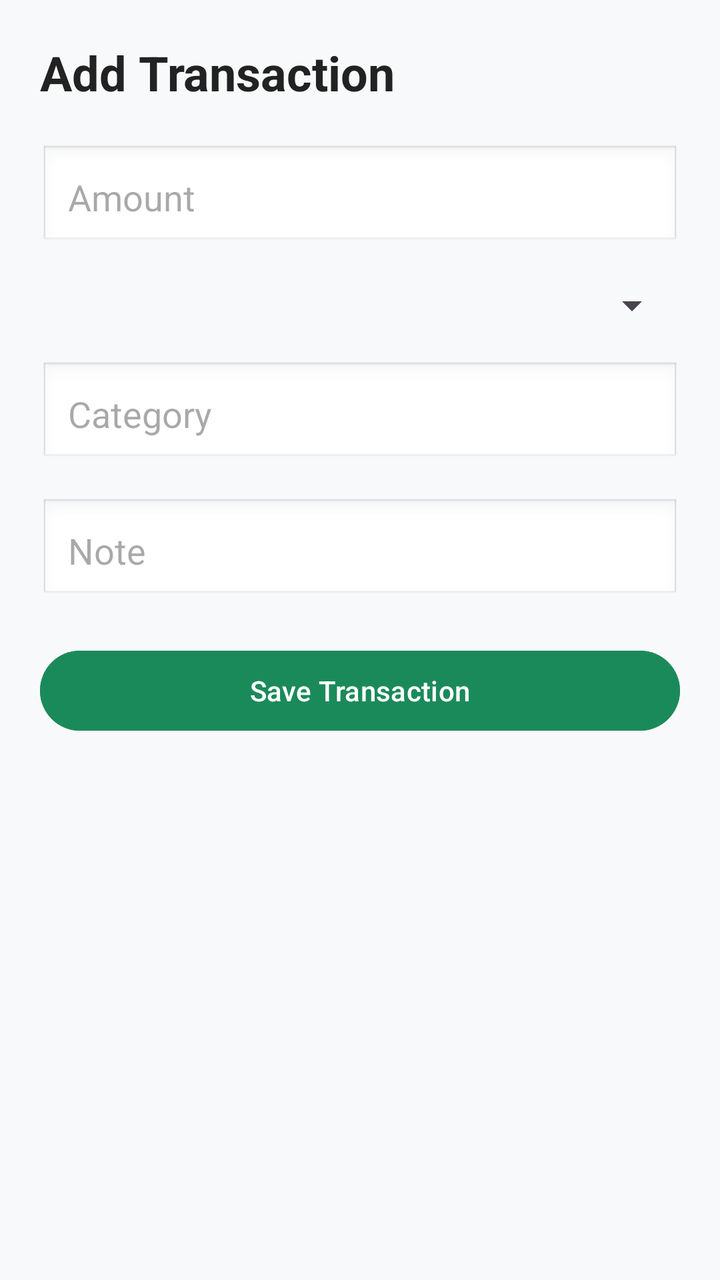
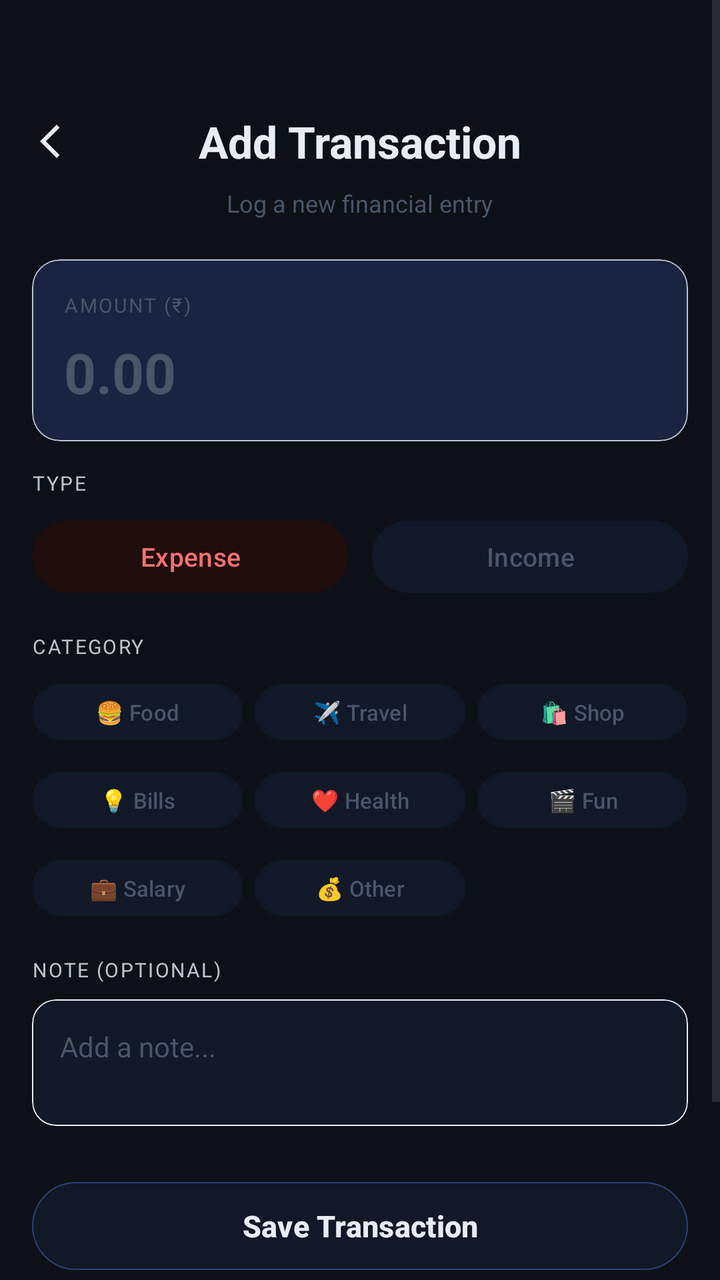

An Android layout rendered at two revisions. The XML below is the earlier revision; the diff shows what the commit changed to produce the second picture.
<!-- AndroidManifest.xml: application theme Theme.PocketPilot -->
<!-- res/layout/fragment_add_edit_transaction.xml -->
<?xml version="1.0" encoding="utf-8"?>
<ScrollView xmlns:android="http://schemas.android.com/apk/res/android"
    android:layout_width="match_parent"
    android:layout_height="match_parent"
    android:background="@color/screen_bg">

    <LinearLayout
        android:layout_width="match_parent"
        android:layout_height="wrap_content"
        android:orientation="vertical"
        android:padding="20dp">

        <TextView
            android:layout_width="wrap_content"
            android:layout_height="wrap_content"
            android:text="Add Transaction"
            android:textSize="24sp"
            android:textStyle="bold"
            android:textColor="@color/text_primary"
            android:layout_marginBottom="20dp" />

        <EditText
            android:id="@+id/etAmount"
            android:layout_width="match_parent"
            android:layout_height="wrap_content"
            android:hint="Amount"
            android:inputType="numberDecimal"
            android:padding="14dp"
            android:background="@android:drawable/edit_text"
            android:layout_marginBottom="16dp" />

        <Spinner
            android:id="@+id/spinnerType"
            android:layout_width="match_parent"
            android:layout_height="wrap_content"
            android:layout_marginBottom="16dp" />

        <EditText
            android:id="@+id/etCategory"
            android:layout_width="match_parent"
            android:layout_height="wrap_content"
            android:hint="Category"
            android:padding="14dp"
            android:background="@android:drawable/edit_text"
            android:layout_marginBottom="16dp" />

        <EditText
            android:id="@+id/etNote"
            android:layout_width="match_parent"
            android:layout_height="wrap_content"
            android:hint="Note"
            android:padding="14dp"
            android:background="@android:drawable/edit_text"
            android:layout_marginBottom="20dp" />

        <Button
            android:id="@+id/btnSaveTransaction"
            android:layout_width="match_parent"
            android:layout_height="wrap_content"
            android:text="Save Transaction"
            android:backgroundTint="@color/teal_700"
            android:textColor="@android:color/white" />

    </LinearLayout>

</ScrollView>
<!-- resources referenced by this layout -->
<resources>
  <color name="screen_bg">#F8F9FB</color>
  <color name="teal_700">#1B8A5A</color>
  <color name="text_primary">#222222</color>
  <style name="Theme.PocketPilot" parent="Base.Theme.PocketPilot" />
  <style name="Base.Theme.PocketPilot" parent="Theme.Material3.DayNight.NoActionBar">
          <item name="colorPrimary">@color/teal_700</item>
          <item name="android:statusBarColor">@color/teal_700</item>
          <item name="android:navigationBarColor">@android:color/white</item> --&gt;
      </style>
</resources>

<!-- the commit's change to res/layout/fragment_add_edit_transaction.xml (unified diff, before → after) -->
@@ -1,5 +1,6 @@
 <?xml version="1.0" encoding="utf-8"?>
 <ScrollView xmlns:android="http://schemas.android.com/apk/res/android"
+    xmlns:app="http://schemas.android.com/apk/res-auto"
     android:layout_width="match_parent"
     android:layout_height="match_parent"
     android:background="@color/screen_bg">
@@ -8,59 +9,370 @@
         android:layout_width="match_parent"
         android:layout_height="wrap_content"
         android:orientation="vertical"
-        android:padding="20dp">
+        android:padding="16dp"
+        android:layout_marginTop="40dp">
+
+        <RelativeLayout
+            android:layout_width="match_parent"
+            android:layout_height="wrap_content"
+            android:layout_marginBottom="6dp">
+
+            
+            <ImageView
+                android:id="@+id/btnBack"
+                android:layout_width="28dp"
+                android:layout_height="28dp"
+                android:src="@drawable/outline_arrow_back_ios_24"
+                android:padding="4dp"
+                android:layout_alignParentStart="true"
+                android:layout_centerVertical="true"
+                app:tint="@color/text_primary" />
+
+            
+            <TextView
+                android:id="@+id/tvScreenTitle"
+                android:layout_width="wrap_content"
+                android:layout_height="wrap_content"
+                android:text="Add Transaction"
+                android:textSize="22sp"
+                android:textStyle="bold"
+                android:textColor="@color/text_primary"
+                android:layout_centerInParent="true" />
+
+        </RelativeLayout>
 
         <TextView
             android:layout_width="wrap_content"
             android:layout_height="wrap_content"
-            android:text="Add Transaction"
-            android:textSize="24sp"
+            android:text="Log a new financial entry"
+            android:textSize="12sp"
+            android:layout_gravity="center"
+            android:textColor="@color/text_muted"
+            android:layout_marginTop="2dp"
+            android:layout_marginBottom="20dp" />
+
+        
+        <com.google.android.material.card.MaterialCardView
+            android:layout_width="match_parent"
+            android:layout_height="wrap_content"
+            app:cardCornerRadius="14dp"
+            app:cardElevation="0dp"
+            app:cardBackgroundColor="@color/balance_card_bg"
+            app:strokeColor="@color/text_primary_dark"
+            app:strokeWidth="0.5dp"
+            android:layout_marginBottom="14dp">
+
+            <LinearLayout
+                android:layout_width="match_parent"
+                android:layout_height="wrap_content"
+                android:orientation="vertical"
+                android:padding="16dp">
+
+                <TextView
+                    android:layout_width="wrap_content"
+                    android:layout_height="wrap_content"
+                    android:text="AMOUNT (₹)"
+                    android:textSize="10sp"
+                    android:textColor="@color/text_muted"
+                    android:letterSpacing="0.08"
+                    android:layout_marginBottom="8dp" />
+
+                <EditText
+                    android:id="@+id/etAmount"
+                    android:layout_width="match_parent"
+                    android:layout_height="wrap_content"
+                    android:hint="0.00"
+                    android:inputType="numberDecimal"
+                    android:textSize="28sp"
+                    android:textStyle="bold"
+                    android:textColor="@color/text_primary"
+                    android:textColorHint="@color/text_muted"
+                    android:background="@null"
+                    android:padding="0dp" />
+            </LinearLayout>
+        </com.google.android.material.card.MaterialCardView>
+
+        
+        <TextView
+            android:layout_width="wrap_content"
+            android:layout_height="wrap_content"
+            android:text="TYPE"
+            android:textSize="10sp"
+            android:textColor="@color/text_primary_dark"
+            android:letterSpacing="0.08"
+            android:layout_marginBottom="8dp" />
+
+        <LinearLayout
+            android:layout_width="match_parent"
+            android:layout_height="wrap_content"
+            android:orientation="horizontal"
+            android:layout_marginBottom="16dp"
+            android:weightSum="2">
+
+            <com.google.android.material.button.MaterialButton
+                android:id="@+id/btnTypeExpense"
+                android:layout_width="0dp"
+                android:layout_height="44dp"
+                android:layout_weight="1"
+                android:layout_marginEnd="6dp"
+                android:text="Expense"
+                android:textSize="13sp"
+                android:textColor="@color/expense_red"
+                android:backgroundTint="@color/expense_bg"
+                android:strokeColor="@color/expense_red"
+                android:strokeWidth="0.5"
+                />
+
+            <com.google.android.material.button.MaterialButton
+                android:id="@+id/btnTypeIncome"
+                android:layout_width="0dp"
+                android:layout_height="44dp"
+                android:layout_weight="1"
+                android:layout_marginStart="6dp"
+                android:text="Income"
+                android:textSize="13sp"
+                android:textColor="@color/text_muted"
+                android:backgroundTint="@color/card_bg"
+                android:strokeColor="@color/text_muted"
+                android:strokeWidth="0.5"
+                />
+
+        </LinearLayout>
+
+        
+        <Spinner
+            android:id="@+id/spinnerType"
+            android:layout_width="match_parent"
+            android:layout_height="0dp"
+            android:visibility="gone" />
+
+        
+        <TextView
+            android:layout_width="wrap_content"
+            android:layout_height="wrap_content"
+            android:text="CATEGORY"
+            android:textSize="10sp"
+            android:textColor="@color/text_primary_dark"
+            android:letterSpacing="0.08"
+            android:layout_marginBottom="8dp" />
+
+        
+        <LinearLayout
+            android:layout_width="match_parent"
+            android:layout_height="wrap_content"
+            android:orientation="horizontal"
+            android:layout_marginBottom="8dp">
+
+            <Button
+                android:id="@+id/chipFood"
+                android:layout_width="0dp"
+                android:layout_height="36dp"
+                android:layout_weight="1"
+                android:layout_marginEnd="6dp"
+                android:text="🍔 Food"
+                android:textSize="11sp"
+                android:textColor="@color/text_muted"
+                android:backgroundTint="@color/card_bg" />
+
+            <Button
+                android:id="@+id/chipTravel"
+                android:layout_width="0dp"
+                android:layout_height="36dp"
+                android:layout_weight="1"
+                android:layout_marginEnd="6dp"
+                android:text="✈️ Travel"
+                android:textSize="11sp"
+                android:textColor="@color/text_muted"
+                android:backgroundTint="@color/card_bg" />
+
+            <Button
+                android:id="@+id/chipShopping"
+                android:layout_width="0dp"
+                android:layout_height="36dp"
+                android:layout_weight="1"
+                android:text="🛍️ Shop"
+                android:textSize="11sp"
+                android:textColor="@color/text_muted"
+                android:backgroundTint="@color/card_bg" />
+        </LinearLayout>
+
+        
+        <LinearLayout
+            android:layout_width="match_parent"
+            android:layout_height="wrap_content"
+            android:orientation="horizontal"
+            android:layout_marginBottom="8dp">
+
+            <Button
+                android:id="@+id/chipBills"
+                android:layout_width="0dp"
+                android:layout_height="36dp"
+                android:layout_weight="1"
+                android:layout_marginEnd="6dp"
+                android:text="💡 Bills"
+                android:textSize="11sp"
+                android:textColor="@color/text_muted"
+                android:backgroundTint="@color/card_bg" />
+
+            <Button
+                android:id="@+id/chipHealth"
+                android:layout_width="0dp"
+                android:layout_height="36dp"
+                android:layout_weight="1"
+                android:layout_marginEnd="6dp"
+                android:text="❤️ Health"
+                android:textSize="11sp"
+                android:textColor="@color/text_muted"
+                android:backgroundTint="@color/card_bg" />
+
+            <Button
+                android:id="@+id/chipEntertainment"
+                android:layout_width="0dp"
+                android:layout_height="36dp"
+                android:layout_weight="1"
+                android:text="🎬 Fun"
+                android:textSize="11sp"
+                android:textColor="@color/text_muted"
+                android:backgroundTint="@color/card_bg" />
+        </LinearLayout>
+
+        
+        <LinearLayout
+            android:layout_width="match_parent"
+            android:layout_height="wrap_content"
+            android:orientation="horizontal"
+            android:layout_marginBottom="16dp">
+
+            <Button
+                android:id="@+id/chipSalary"
+                android:layout_width="0dp"
+                android:layout_height="36dp"
+                android:layout_weight="1"
+                android:layout_marginEnd="6dp"
+                android:text="💼 Salary"
+                android:textSize="11sp"
+                android:textColor="@color/text_muted"
+                android:backgroundTint="@color/card_bg" />
+
+            <Button
+                android:id="@+id/chipOther"
+                android:layout_width="0dp"
+                android:layout_height="36dp"
+                android:layout_weight="1"
+                android:layout_marginEnd="6dp"
+                android:text="💰 Other"
+                android:textSize="11sp"
+                android:textColor="@color/text_muted"
+                android:backgroundTint="@color/card_bg" />
+
+            
+            <View
+                android:layout_width="0dp"
+                android:layout_height="36dp"
+                android:layout_weight="1" />
+        </LinearLayout>
+
+        
+        <EditText
+            android:id="@+id/etCategory"
+            android:layout_width="match_parent"
+            android:layout_height="0dp"
+            android:visibility="gone" />
+
+        
+        <TextView
+            android:layout_width="wrap_content"
+            android:layout_height="wrap_content"
+            android:text="NOTE (OPTIONAL)"
+            android:textSize="10sp"
+            android:textColor="@color/text_primary_dark"
+            android:letterSpacing="0.08"
+            android:layout_marginBottom="8dp" />
+
+        <com.google.android.material.card.MaterialCardView
+            android:layout_width="match_parent"
+            android:layout_height="wrap_content"
+            app:cardCornerRadius="12dp"
+            app:cardElevation="0dp"
+            app:cardBackgroundColor="@color/card_bg"
+            app:strokeWidth="0.5dp"
+            app:strokeColor="@color/text_primary"
+            android:layout_marginBottom="24dp">
+
+            <EditText
+                android:id="@+id/etNote"
+                android:layout_width="match_parent"
+                android:layout_height="wrap_content"
+                android:hint="Add a note..."
+                android:textSize="14sp"
+                android:textColor="@color/text_primary"
+                android:textColorHint="@color/text_muted"
+                android:background="@null"
+                android:padding="14dp"
+                android:minLines="2"
+                android:gravity="top" />
+        </com.google.android.material.card.MaterialCardView>
+
+        
+        <com.google.android.material.button.MaterialButton
+            android:id="@+id/btnSaveTransaction"
+            android:layout_width="match_parent"
+            android:layout_height="52dp"
+            android:text="Save Transaction"
+            android:textSize="15sp"
             android:textStyle="bold"
             android:textColor="@color/text_primary"
-            android:layout_marginBottom="20dp" />
-
-        <EditText
-            android:id="@+id/etAmount"
-            android:layout_width="match_parent"
-            android:layout_height="wrap_content"
-            android:hint="Amount"
-            android:inputType="numberDecimal"
-            android:padding="14dp"
-            android:background="@android:drawable/edit_text"
-            android:layout_marginBottom="16dp" />
-
-        <Spinner
-            android:id="@+id/spinnerType"
-            android:layout_width="match_parent"
-            android:layout_height="wrap_content"
-            android:layout_marginBottom="16dp" />
-
-        <EditText
-            android:id="@+id/etCategory"
-            android:layout_width="match_parent"
-            android:layout_height="wrap_content"
-            android:hint="Category"
-            android:padding="14dp"
-            android:background="@android:drawable/edit_text"
-            android:layout_marginBottom="16dp" />
-
-        <EditText
-            android:id="@+id/etNote"
-            android:layout_width="match_parent"
-            android:layout_height="wrap_content"
-            android:hint="Note"
-            android:padding="14dp"
-            android:background="@android:drawable/edit_text"
-            android:layout_marginBottom="20dp" />
-
-        <Button
-            android:id="@+id/btnSaveTransaction"
-            android:layout_width="match_parent"
-            android:layout_height="wrap_content"
-            android:text="Save Transaction"
-            android:backgroundTint="@color/teal_700"
-            android:textColor="@android:color/white" />
+            android:backgroundTint="@color/card_bg"
+            app:strokeWidth="0.5dp"
+            app:strokeColor="@color/input_border_bg"
+            android:layout_marginBottom="8dp" />
+
+        
+        <com.google.android.material.card.MaterialCardView
+            android:layout_width="match_parent"
+            android:layout_height="wrap_content"
+            app:cardCornerRadius="14dp"
+            app:cardElevation="0dp"
+            app:strokeColor="@color/expense_red"
+            app:strokeWidth="0.5dp"
+            app:cardBackgroundColor="@color/budget_alert_bg"
+            android:layout_marginBottom="16dp">
+
+            <LinearLayout
+                android:layout_width="match_parent"
+                android:layout_height="wrap_content"
+                android:orientation="horizontal">
+
+                <View
+                    android:layout_width="3dp"
+                    android:layout_height="match_parent"
+                    android:background="@color/expense_red" />
+
+                <LinearLayout
+                    android:layout_width="match_parent"
+                    android:layout_height="wrap_content"
+                    android:orientation="vertical"
+                    android:padding="14dp">
+
+                    <TextView
+                        android:layout_width="wrap_content"
+                        android:layout_height="wrap_content"
+                        android:text="BUDGET ALERT"
+                        android:textSize="10sp"
+                        android:textColor="@color/expense_red"
+                        android:letterSpacing="0.06" />
+
+                    <TextView
+                        android:id="@+id/tvBudgetSummaryEdit"
+                        android:layout_width="wrap_content"
+                        android:layout_height="wrap_content"
+                        android:text="No budget set yet"
+                        android:textSize="13sp"
+                        android:textColor="@color/text_secondary"
+                        android:layout_marginTop="5dp" />
+                </LinearLayout>
+            </LinearLayout>
+        </com.google.android.material.card.MaterialCardView>
 
     </LinearLayout>
-
 </ScrollView>
<!-- resource entries referenced after the edit -->
@@ -1,13 +1,35 @@
 <!-- resources referenced by this layout -->
 <resources>
-  <color name="screen_bg">#F8F9FB</color>
-  <color name="teal_700">#1B8A5A</color>
-  <color name="text_primary">#222222</color>
+  <color name="balance_card_bg">#1A2340</color>
+  <color name="budget_alert_bg">#1A0D0D</color>
+  <color name="card_bg">#111827</color>
+  <color name="expense_bg">#200D0D</color>
+  <color name="expense_red">#F87171</color>
+  <color name="input_border_bg">#2B3F73</color>
+  <color name="screen_bg">#0D1117</color>
+  <color name="text_muted">#4A5568</color>
+  <color name="text_primary">#E8EDF5</color>
+  <color name="text_primary_dark">#BAC2CE</color>
+  <color name="text_secondary">#8A9AB0</color>
+  <!-- drawable outline_arrow_back_ios_24 (drawable) -->
+  <vector xmlns:android="http://schemas.android.com/apk/res/android" android:autoMirrored="true" android:height="24dp" android:tint="#000000" android:viewportHeight="960" android:viewportWidth="960" android:width="24dp">
+        
+      <path android:fillColor="@android:color/white" android:pathData="M400,880L0,480L400,80L471,151L142,480L471,809L400,880Z"/>
+      
+  </vector>
   <style name="Theme.PocketPilot" parent="Base.Theme.PocketPilot" />
   <style name="Base.Theme.PocketPilot" parent="Theme.Material3.DayNight.NoActionBar">
-          <item name="colorPrimary">@color/teal_700</item>
-          <item name="android:statusBarColor">@color/teal_700</item>
-          <item name="android:navigationBarColor">@android:color/white</item> --&gt;
+          <item name="colorPrimary">@color/primary_accent</item>
+          <item name="colorPrimaryDark">@color/primary_dark</item>
+          <item name="colorAccent">@color/primary_accent</item>
+          <item name="android:windowBackground">@color/screen_bg</item>
+          <item name="android:statusBarColor">@color/screen_bg</item>
+          <item name="android:navigationBarColor">@color/screen_bg</item>
+          <item name="colorSurface">@color/card_bg</item>
+          <item name="colorOnSurface">@color/text_primary</item>
+          <item name="android:textColor">@color/text_primary</item>
       </style>
+  <color name="primary_accent">#BF1A2340</color>
+  <color name="primary_dark">#3B5BDB</color>
 </resources>
 
